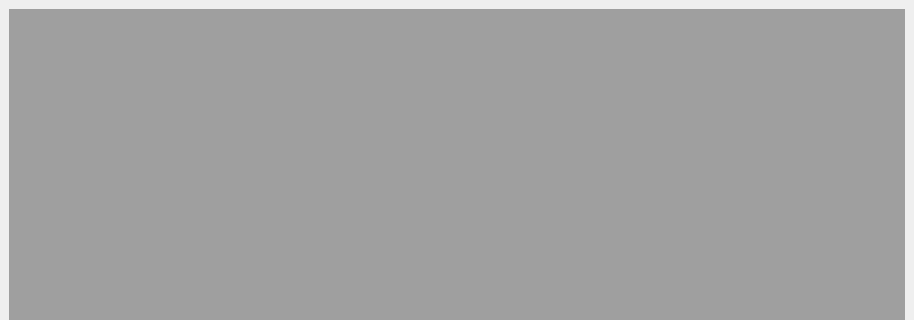
Qt form serialMonitor.ui (FarK/SerialMonitor) before a commit; both pictures show x 0 to 914 and y 0 to 320 of the 914 by 476 pixel window.
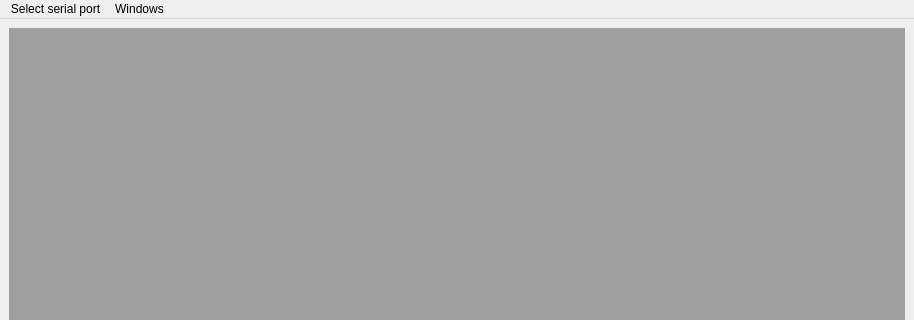
The same form after that commit.

Commit message: Implementado el menú Windows para mostrar/ocultar las ventanas.

What changed in the file:
```diff
--- a/serialMonitor.ui
+++ b/serialMonitor.ui
@@ -61,6 +61,18 @@
      <height>19</height>
     </rect>
    </property>
+   <widget class="QMenu" name="menuSelect_serial_port">
+    <property name="title">
+     <string>Select serial port</string>
+    </property>
+   </widget>
+   <widget class="QMenu" name="menuWindows">
+    <property name="title">
+     <string>Windows</string>
+    </property>
+   </widget>
+   <addaction name="menuSelect_serial_port"/>
+   <addaction name="menuWindows"/>
   </widget>
   <widget class="QStatusBar" name="statusbar"/>
  </widget>
```
The commit also changes 2 other files.
